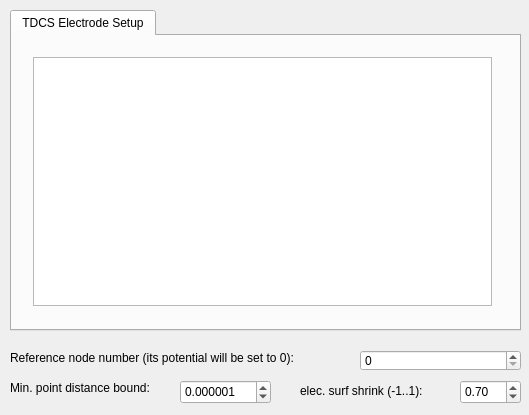
Qt form src/Interface/Modules/BrainStimulator/SetupRHSforTDCSandTMSDialog.ui (SCIInstitute/SCIRun) before a commit.
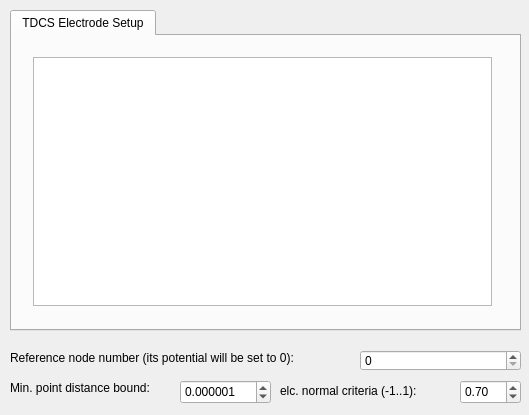
The same form after that commit.

```diff
--- a/src/Interface/Modules/BrainStimulator/SetupRHSforTDCSandTMSDialog.ui
+++ b/src/Interface/Modules/BrainStimulator/SetupRHSforTDCSandTMSDialog.ui
@@ -141,14 +141,14 @@
   <widget class="QLabel" name="label_3">
    <property name="geometry">
     <rect>
-     <x>300</x>
+     <x>280</x>
      <y>380</y>
-     <width>151</width>
+     <width>171</width>
      <height>21</height>
     </rect>
    </property>
    <property name="text">
-    <string>elec. surf shrink (-1..1):</string>
+    <string>elc. normal criteria (-1..1):</string>
    </property>
   </widget>
   <widget class="QDoubleSpinBox" name="normal_dot_product_bound_">
```
Left out of the diff: 2 changed lines with no effect on the pictures.
